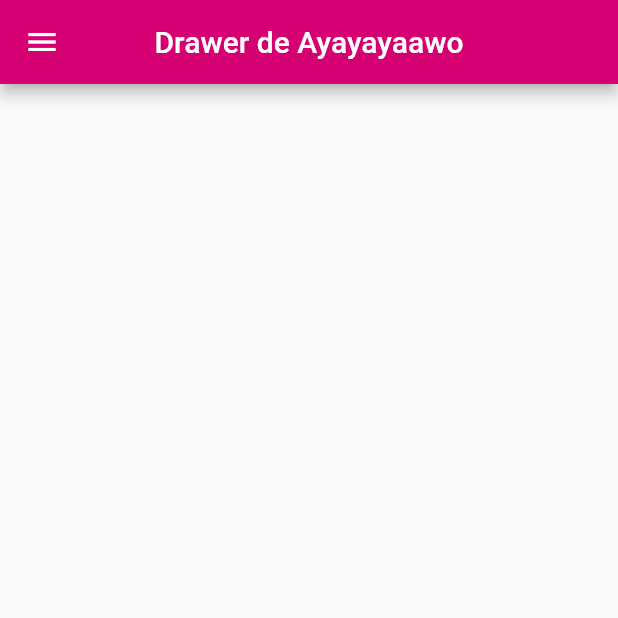
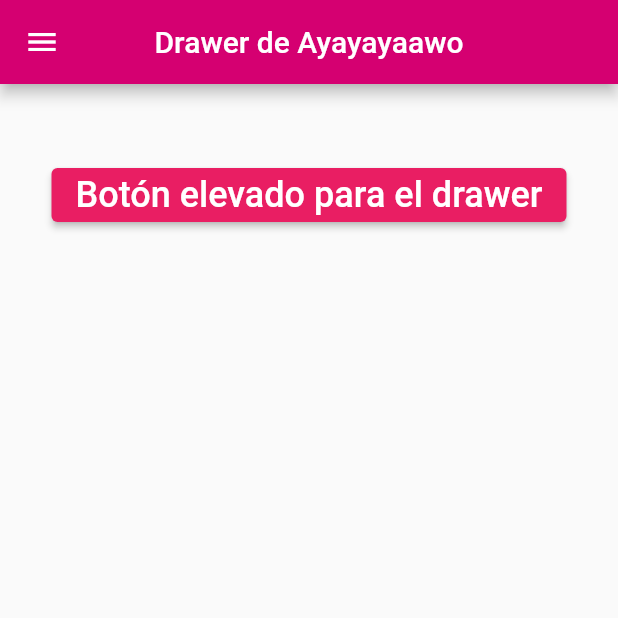
Before and after one commit to yahirhernandez891/Drawer_p_4, a Flutter app: the screen it shows after launch, on a phone screen of 412 x 824 dp, the top half of it. Run offline on Flutter 3.47's test engine with Material 2 defaults, Android fonts, the phone set to English and light mode, and no system bars.

Commit message:
drawer_V5

```diff
--- a/lib/main.dart
+++ b/lib/main.dart
@@ -25,9 +25,11 @@ class MyHomePage extends StatefulWidget {
 }
 
 class _MyHomePageState extends State<MyHomePage> {
+  final GlobalKey<ScaffoldState> _key = GlobalKey();
   @override
   Widget build(BuildContext context) {
     return Scaffold(
+      key: _key,
       appBar: AppBar(
         centerTitle: true,
         title: Text('Drawer de Ayayayaawo'),
@@ -64,26 +66,47 @@ class _MyHomePageState extends State<MyHomePage> {
             ),
             ListTile(
               leading: Icon(
-                Icons.train,
+                Icons.search,
               ),
               title: const Text('Página 2'),
               onTap: () {
                 Navigator.pop(context);
               },
             ),
-            ListTile(
-              leading: Icon(
+            AboutListTile(
+              // <-- SEE HERE
+              icon: Icon(
                 Icons.info,
               ),
-              title: const Text('Página 3'),
-              onTap: () {
-                Navigator.pop(context);
-              },
+              child: Text('Pagina 3'),
+              applicationIcon: Icon(
+                Icons.info_outline_rounded,
+              ),
+              applicationName: 'Éste es un mensaje de aviso en una lista',
+              applicationVersion: 'Drawer de Yahir V5',
+              applicationLegalese: 'Drawer_V5',
             ),
           ],
         ),
       ),
-      body: Center(),
+      body: Center(
+        child: Column(
+          children: [
+            SizedBox(
+              height: 50,
+            ),
+            ElevatedButton(
+              onPressed: () {
+                _key.currentState!.openDrawer();
+              },
+              child: const Text(
+                'Botón elevado para el drawer',
+                style: TextStyle(fontSize: 24),
+              ),
+            ),
+          ],
+        ),
+      ),
     );
   }
 }
```
